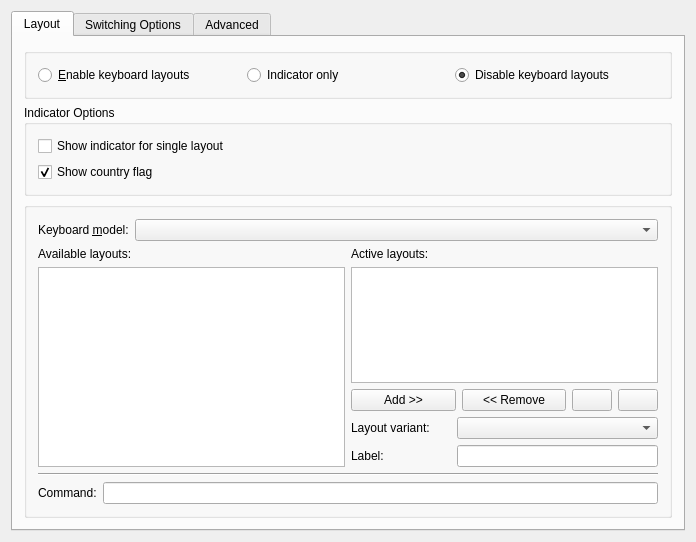
This is kcontrol/kxkb/kcmlayoutwidget.ui in mgottschlag/kwin-tiling as Qt 5 draws it before an edit. The edited form follows.
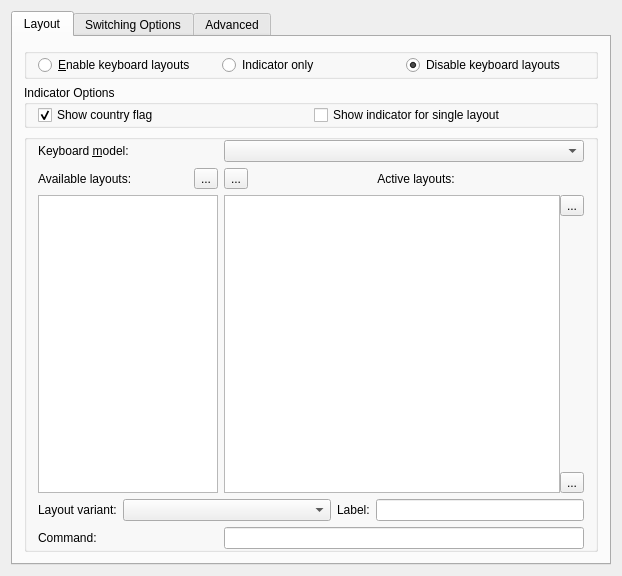
This is the edited form. Custom widgets are drawn as their Qt base class.

Commit message: Rearrange widgets so you can see 2 active layouts at default systemsettings size.  There is still too much going on in this widget though but a fix would break string freeze

```diff
--- a/kcontrol/kxkb/kcmlayoutwidget.ui
+++ b/kcontrol/kxkb/kcmlayoutwidget.ui
@@ -5,8 +5,8 @@
    <rect>
     <x>0</x>
     <y>0</y>
-    <width>696</width>
-    <height>542</height>
+    <width>622</width>
+    <height>576</height>
    </rect>
   </property>
   <layout class="QGridLayout" >
@@ -19,10 +19,16 @@
       <attribute name="title" >
        <string>Layout</string>
       </attribute>
-      <layout class="QGridLayout" >
-       <item row="0" column="0" >
+      <layout class="QVBoxLayout" >
+       <item>
         <widget class="KButtonGroup" name="grpEnableKxkb" >
          <layout class="QHBoxLayout" >
+          <property name="topMargin" >
+           <number>0</number>
+          </property>
+          <property name="bottomMargin" >
+           <number>0</number>
+          </property>
           <item>
            <widget class="QRadioButton" name="radioButton" >
             <property name="toolTip" >
@@ -59,19 +65,18 @@
          </layout>
         </widget>
        </item>
-       <item row="1" column="0" >
+       <item>
         <widget class="QGroupBox" name="grpIndicatorOptions" >
          <property name="title" >
           <string>Indicator Options</string>
          </property>
-         <layout class="QVBoxLayout" >
-          <item>
-           <widget class="QCheckBox" name="chkShowSingle" >
-            <property name="text" >
-             <string>Show indicator for single layout</string>
-            </property>
-           </widget>
-          </item>
+         <layout class="QHBoxLayout" >
+          <property name="topMargin" >
+           <number>0</number>
+          </property>
+          <property name="bottomMargin" >
+           <number>0</number>
+          </property>
           <item>
            <widget class="QCheckBox" name="chkShowFlag" >
             <property name="whatsThis" >
@@ -85,10 +90,17 @@
             </property>
            </widget>
           </item>
+          <item>
+           <widget class="QCheckBox" name="chkShowSingle" >
+            <property name="text" >
+             <string>Show indicator for single layout</string>
+            </property>
+           </widget>
+          </item>
          </layout>
         </widget>
        </item>
-       <item row="2" column="0" >
+       <item>
         <widget class="QGroupBox" name="grpLayouts" >
          <property name="whatsThis" >
           <string>&lt;h1>Keyboard Layout&lt;/h1> Here you can choose your keyboard layout and model. The 'model' refers to the type of keyboard that is connected to your computer, while the keyboard layout defines "which key does what" and may be different for different countries.</string>
@@ -97,10 +109,20 @@
           <string/>
          </property>
          <layout class="QGridLayout" >
-          <item row="0" column="0" colspan="2" >
-           <layout class="QHBoxLayout" >
-            <item>
+          <property name="topMargin" >
+           <number>0</number>
+          </property>
+          <property name="bottomMargin" >
+           <number>0</number>
+          </property>
+          <item row="0" column="0" >
              <widget class="QLabel" name="label_4" >
+            <property name="sizePolicy" >
+             <sizepolicy vsizetype="Preferred" hsizetype="Preferred" >
+              <horstretch>1</horstretch>
+              <verstretch>0</verstretch>
+             </sizepolicy>
+            </property>
               <property name="text" >
                <string>Keyboard &amp;model:</string>
               </property>
@@ -109,11 +131,11 @@
               </property>
              </widget>
             </item>
-            <item>
+          <item row="0" column="1" >
              <widget class="QComboBox" name="comboModel" >
               <property name="sizePolicy" >
                <sizepolicy vsizetype="Fixed" hsizetype="Expanding" >
-                <horstretch>0</horstretch>
+              <horstretch>2</horstretch>
                 <verstretch>0</verstretch>
                </sizepolicy>
               </property>
@@ -123,40 +145,92 @@
               </property>
              </widget>
             </item>
-           </layout>
-          </item>
           <item row="1" column="0" >
-           <layout class="QVBoxLayout" >
+           <layout class="QHBoxLayout" >
             <item>
              <widget class="QLabel" name="textLabel1_4" >
+              <property name="sizePolicy" >
+               <sizepolicy vsizetype="Preferred" hsizetype="Preferred" >
+                <horstretch>1</horstretch>
+                <verstretch>0</verstretch>
+               </sizepolicy>
+              </property>
               <property name="text" >
                <string>Available layouts:</string>
               </property>
              </widget>
             </item>
             <item>
-             <widget class="QTreeView" name="srcTableView" >
-              <property name="selectionMode" >
-               <enum>QAbstractItemView::SingleSelection</enum>
-              </property>
-              <property name="selectionBehavior" >
-               <enum>QAbstractItemView::SelectRows</enum>
+             <widget class="QToolButton" name="btnRemove" >
+              <property name="text" >
+               <string>...</string>
               </property>
              </widget>
             </item>
            </layout>
           </item>
           <item row="1" column="1" >
-           <layout class="QVBoxLayout" >
+           <layout class="QHBoxLayout" >
+            <property name="spacing" >
+             <number>0</number>
+            </property>
+            <item>
+             <widget class="QToolButton" name="btnAdd" >
+              <property name="text" >
+               <string>...</string>
+              </property>
+             </widget>
+            </item>
             <item>
              <widget class="QLabel" name="textLabel1_4_2" >
+              <property name="sizePolicy" >
+               <sizepolicy vsizetype="Preferred" hsizetype="MinimumExpanding" >
+                <horstretch>3</horstretch>
+                <verstretch>0</verstretch>
+               </sizepolicy>
+              </property>
               <property name="text" >
                <string>Active layouts:</string>
               </property>
+              <property name="alignment" >
+               <set>Qt::AlignCenter</set>
+              </property>
+              <property name="buddy" >
+               <cstring>dstTableView</cstring>
+              </property>
              </widget>
             </item>
+           </layout>
+          </item>
+          <item row="2" column="0" >
+           <widget class="QTreeView" name="srcTableView" >
+            <property name="sizePolicy" >
+             <sizepolicy vsizetype="Expanding" hsizetype="Expanding" >
+              <horstretch>1</horstretch>
+              <verstretch>0</verstretch>
+             </sizepolicy>
+            </property>
+            <property name="selectionMode" >
+             <enum>QAbstractItemView::SingleSelection</enum>
+            </property>
+            <property name="selectionBehavior" >
+             <enum>QAbstractItemView::SelectRows</enum>
+            </property>
+           </widget>
+          </item>
+          <item row="2" column="1" >
+           <layout class="QHBoxLayout" >
+            <property name="spacing" >
+             <number>0</number>
+            </property>
             <item>
              <widget class="QTreeView" name="dstTableView" >
+              <property name="sizePolicy" >
+               <sizepolicy vsizetype="Expanding" hsizetype="Expanding" >
+                <horstretch>0</horstretch>
+                <verstretch>0</verstretch>
+               </sizepolicy>
+              </property>
               <property name="selectionMode" >
                <enum>QAbstractItemView::SingleSelection</enum>
               </property>
@@ -169,67 +243,41 @@
              </widget>
             </item>
             <item>
+             <layout class="QVBoxLayout" >
+              <item>
+               <widget class="QToolButton" name="btnUp" >
+                <property name="text" >
+                 <string>...</string>
+                </property>
+               </widget>
+              </item>
+              <item>
+               <spacer>
+                <property name="orientation" >
+                 <enum>Qt::Vertical</enum>
+                </property>
+                <property name="sizeHint" >
+                 <size>
+                  <width>20</width>
+                  <height>40</height>
+                 </size>
+                </property>
+               </spacer>
+              </item>
+              <item>
+               <widget class="QToolButton" name="btnDown" >
+                <property name="text" >
+                 <string>...</string>
+                </property>
+               </widget>
+              </item>
+             </layout>
+            </item>
+           </layout>
+          </item>
+          <item row="3" column="0" colspan="2" >
              <layout class="QHBoxLayout" >
-              <property name="spacing" >
-               <number>6</number>
-              </property>
-              <property name="leftMargin" >
-               <number>0</number>
-              </property>
-              <property name="topMargin" >
-               <number>0</number>
-              </property>
-              <property name="rightMargin" >
-               <number>0</number>
-              </property>
-              <property name="bottomMargin" >
-               <number>0</number>
-              </property>
               <item>
-               <widget class="QPushButton" name="btnAdd" >
-                <property name="text" >
-                 <string>Add >></string>
-                </property>
-               </widget>
-              </item>
-              <item>
-               <widget class="QPushButton" name="btnRemove" >
-                <property name="text" >
-                 <string>&lt;&lt; Remove</string>
-                </property>
-               </widget>
-              </item>
-              <item>
-               <widget class="QPushButton" name="btnUp" >
-                <property name="sizePolicy" >
-                 <sizepolicy vsizetype="Fixed" hsizetype="Fixed" >
-                  <horstretch>0</horstretch>
-                  <verstretch>0</verstretch>
-                 </sizepolicy>
-                </property>
-                <property name="text" >
-                 <string/>
-                </property>
-               </widget>
-              </item>
-              <item>
-               <widget class="QPushButton" name="btnDown" >
-                <property name="sizePolicy" >
-                 <sizepolicy vsizetype="Fixed" hsizetype="Fixed" >
-                  <horstretch>0</horstretch>
-                  <verstretch>0</verstretch>
-                 </sizepolicy>
-                </property>
-                <property name="text" >
-                 <string/>
-                </property>
-               </widget>
-              </item>
-             </layout>
-            </item>
-            <item>
-             <layout class="QGridLayout" >
-              <item row="0" column="0" >
                <widget class="QLabel" name="textLabel1" >
                 <property name="text" >
                  <string>Layout variant:</string>
@@ -239,7 +287,7 @@
                 </property>
                </widget>
               </item>
-              <item row="0" column="1" colspan="2" >
+            <item>
                <widget class="QComboBox" name="comboVariant" >
                 <property name="sizePolicy" >
                  <sizepolicy vsizetype="Fixed" hsizetype="Expanding" >
@@ -253,7 +301,7 @@
                 </property>
                </widget>
               </item>
-              <item row="1" column="0" >
+            <item>
                <widget class="QLabel" name="textLabel1_6" >
                 <property name="text" >
                  <string>Label:</string>
@@ -263,7 +311,7 @@
                 </property>
                </widget>
               </item>
-              <item row="1" column="1" colspan="2" >
+            <item>
                <widget class="QLineEdit" name="editDisplayName" >
                 <property name="maxLength" >
                  <number>3</number>
@@ -272,19 +320,14 @@
               </item>
              </layout>
             </item>
-           </layout>
-          </item>
-          <item row="2" column="0" colspan="2" >
-           <widget class="Line" name="line" >
-            <property name="orientation" >
-             <enum>Qt::Horizontal</enum>
-            </property>
-           </widget>
-          </item>
-          <item row="3" column="0" colspan="2" >
-           <layout class="QHBoxLayout" >
-            <item>
+          <item row="4" column="0" >
              <widget class="QLabel" name="textLabel1_3" >
+            <property name="sizePolicy" >
+             <sizepolicy vsizetype="Preferred" hsizetype="Preferred" >
+              <horstretch>1</horstretch>
+              <verstretch>0</verstretch>
+             </sizepolicy>
+            </property>
               <property name="text" >
                <string>Command:</string>
               </property>
@@ -293,8 +336,14 @@
               </property>
              </widget>
             </item>
-            <item>
+          <item row="4" column="1" >
              <widget class="QLineEdit" name="editCmdLine" >
+            <property name="sizePolicy" >
+             <sizepolicy vsizetype="Fixed" hsizetype="Expanding" >
+              <horstretch>2</horstretch>
+              <verstretch>0</verstretch>
+             </sizepolicy>
+            </property>
               <property name="whatsThis" >
                <string>This is the command which will be executed to initialize configured layouts.</string>
               </property>
@@ -302,8 +351,6 @@
                <bool>true</bool>
               </property>
              </widget>
-            </item>
-           </layout>
           </item>
          </layout>
         </widget>
```
Left out of the diff: 3 changed lines with no effect on the pictures. Lines whose indentation alone changed are shown as unchanged. The commit also changes 1 other file.
